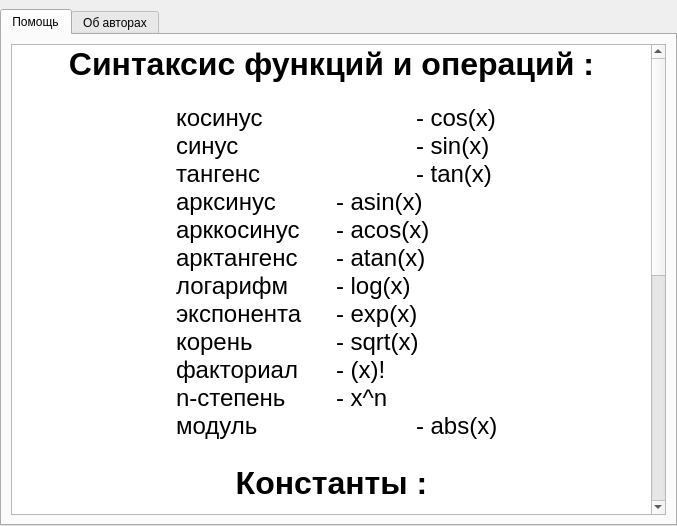
Old version of the form Frames/helpDialogFrame.ui in the repository EgorAlmikeev/ProjectX.
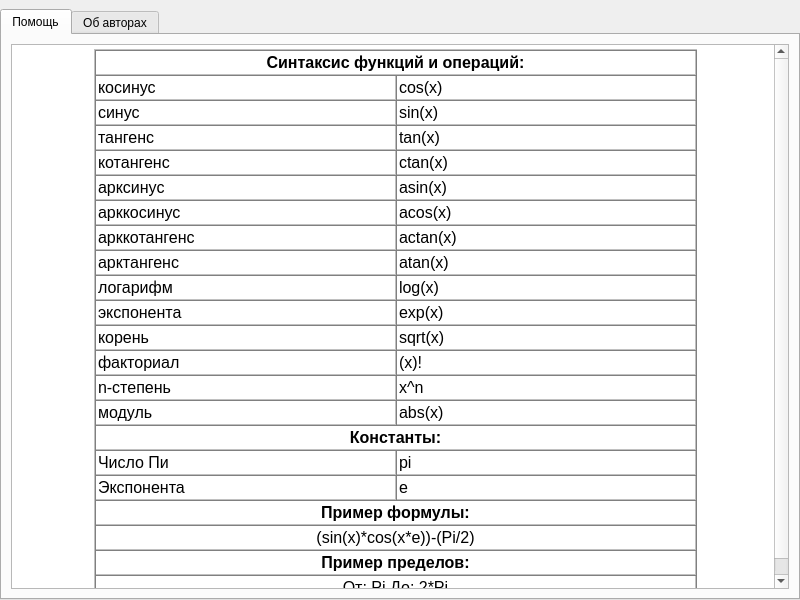
New version of the form. The open tabs and pages were chosen to show the change.

Commit message: апдейт окна помощи

What changed in the file:
```diff
--- a/Frames/helpDialogFrame.ui
+++ b/Frames/helpDialogFrame.ui
@@ -6,13 +6,19 @@
    <rect>
     <x>0</x>
     <y>0</y>
-    <width>677</width>
-    <height>526</height>
+    <width>800</width>
+    <height>600</height>
    </rect>
   </property>
+  <property name="sizePolicy">
+   <sizepolicy hsizetype="Fixed" vsizetype="Preferred">
+    <horstretch>0</horstretch>
+    <verstretch>0</verstretch>
+   </sizepolicy>
+  </property>
   <property name="maximumSize">
    <size>
-    <width>700</width>
+    <width>800</width>
     <height>16777215</height>
    </size>
   </property>
@@ -51,33 +57,106 @@
           <string>&lt;!DOCTYPE HTML PUBLIC &quot;-//W3C//DTD HTML 4.0//EN&quot; &quot;http://www.w3.org/TR/REC-html40/strict.dtd&quot;&gt;
 &lt;html&gt;&lt;head&gt;&lt;meta name=&quot;qrichtext&quot; content=&quot;1&quot; /&gt;&lt;style type=&quot;text/css&quot;&gt;
 p, li { white-space: pre-wrap; }
-&lt;/style&gt;&lt;/head&gt;&lt;body style=&quot; font-family:'.SF NS Text'; font-size:13pt; font-weight:400; font-style:normal;&quot;&gt;
-&lt;p align=&quot;center&quot; style=&quot; margin-top:0px; margin-bottom:0px; margin-left:0px; margin-right:0px; -qt-block-indent:0; text-indent:0px;&quot;&gt;&lt;span style=&quot; font-size:36pt; font-weight:600; vertical-align:super;&quot;&gt;Синтаксис функций и операций :&lt;/span&gt;&lt;/p&gt;
-&lt;p style=&quot; margin-top:0px; margin-bottom:0px; margin-left:0px; margin-right:0px; -qt-block-indent:0; text-indent:0px;&quot;&gt;&lt;span style=&quot; font-size:18pt;&quot;&gt;		косинус 		- cos(x)&lt;/span&gt;&lt;/p&gt;
-&lt;p style=&quot; margin-top:0px; margin-bottom:0px; margin-left:0px; margin-right:0px; -qt-block-indent:0; text-indent:0px;&quot;&gt;&lt;span style=&quot; font-size:18pt;&quot;&gt;		синус     		- sin(x)&lt;/span&gt;&lt;/p&gt;
-&lt;p style=&quot; margin-top:0px; margin-bottom:0px; margin-left:0px; margin-right:0px; -qt-block-indent:0; text-indent:0px;&quot;&gt;&lt;span style=&quot; font-size:18pt;&quot;&gt;		тангенс  		- tan(x)&lt;/span&gt;&lt;/p&gt;
-&lt;p style=&quot; margin-top:0px; margin-bottom:0px; margin-left:0px; margin-right:0px; -qt-block-indent:0; text-indent:0px;&quot;&gt;&lt;span style=&quot; font-size:18pt;&quot;&gt;		арксинус	- asin(x)&lt;/span&gt;&lt;/p&gt;
-&lt;p style=&quot; margin-top:0px; margin-bottom:0px; margin-left:0px; margin-right:0px; -qt-block-indent:0; text-indent:0px;&quot;&gt;&lt;span style=&quot; font-size:18pt;&quot;&gt;		арккосинус	- acos(x)&lt;/span&gt;&lt;/p&gt;
-&lt;p style=&quot; margin-top:0px; margin-bottom:0px; margin-left:0px; margin-right:0px; -qt-block-indent:0; text-indent:0px;&quot;&gt;&lt;span style=&quot; font-size:18pt;&quot;&gt;		арктангенс	- atan(x)&lt;/span&gt;&lt;/p&gt;
-&lt;p style=&quot; margin-top:0px; margin-bottom:0px; margin-left:0px; margin-right:0px; -qt-block-indent:0; text-indent:0px;&quot;&gt;&lt;span style=&quot; font-size:18pt;&quot;&gt;		логарифм	- log(x)&lt;/span&gt;&lt;/p&gt;
-&lt;p style=&quot; margin-top:0px; margin-bottom:0px; margin-left:0px; margin-right:0px; -qt-block-indent:0; text-indent:0px;&quot;&gt;&lt;span style=&quot; font-size:18pt;&quot;&gt;		экспонента	- exp(x)&lt;/span&gt;&lt;/p&gt;
-&lt;p style=&quot; margin-top:0px; margin-bottom:0px; margin-left:0px; margin-right:0px; -qt-block-indent:0; text-indent:0px;&quot;&gt;&lt;span style=&quot; font-size:18pt;&quot;&gt;		корень		- sqrt(x)&lt;/span&gt;&lt;/p&gt;
-&lt;p style=&quot; margin-top:0px; margin-bottom:0px; margin-left:0px; margin-right:0px; -qt-block-indent:0; text-indent:0px;&quot;&gt;&lt;span style=&quot; font-size:18pt;&quot;&gt;		факториал	- (x)!&lt;/span&gt;&lt;/p&gt;
-&lt;p style=&quot; margin-top:0px; margin-bottom:0px; margin-left:0px; margin-right:0px; -qt-block-indent:0; text-indent:0px;&quot;&gt;&lt;span style=&quot; font-size:18pt;&quot;&gt;		n-степень	- x^n&lt;/span&gt;&lt;/p&gt;
-&lt;p style=&quot; margin-top:0px; margin-bottom:0px; margin-left:0px; margin-right:0px; -qt-block-indent:0; text-indent:0px;&quot;&gt;&lt;span style=&quot; font-size:18pt;&quot;&gt;		модуль		- abs(x)&lt;/span&gt;&lt;/p&gt;
-&lt;p style=&quot;-qt-paragraph-type:empty; margin-top:0px; margin-bottom:0px; margin-left:0px; margin-right:0px; -qt-block-indent:0; text-indent:0px; font-size:18pt;&quot;&gt;&lt;br /&gt;&lt;/p&gt;
-&lt;p align=&quot;center&quot; style=&quot; margin-top:0px; margin-bottom:0px; margin-left:0px; margin-right:0px; -qt-block-indent:0; text-indent:0px;&quot;&gt;&lt;span style=&quot; font-size:36pt; font-weight:600; vertical-align:super;&quot;&gt;Константы :&lt;/span&gt;&lt;/p&gt;
-&lt;p align=&quot;center&quot; style=&quot; margin-top:0px; margin-bottom:0px; margin-left:0px; margin-right:0px; -qt-block-indent:0; text-indent:0px;&quot;&gt;&lt;span style=&quot; font-size:18pt;&quot;&gt;пи - pi или Pi&lt;/span&gt;&lt;/p&gt;
-&lt;p align=&quot;center&quot; style=&quot; margin-top:0px; margin-bottom:0px; margin-left:0px; margin-right:0px; -qt-block-indent:0; text-indent:0px;&quot;&gt;&lt;span style=&quot; font-size:18pt;&quot;&gt;экспонента - e&lt;/span&gt;&lt;/p&gt;
-&lt;p align=&quot;center&quot; style=&quot;-qt-paragraph-type:empty; margin-top:0px; margin-bottom:0px; margin-left:0px; margin-right:0px; -qt-block-indent:0; text-indent:0px; font-size:18pt;&quot;&gt;&lt;br /&gt;&lt;/p&gt;
-&lt;p align=&quot;center&quot; style=&quot; margin-top:0px; margin-bottom:0px; margin-left:0px; margin-right:0px; -qt-block-indent:0; text-indent:0px;&quot;&gt;&lt;span style=&quot; font-size:36pt; font-weight:600; vertical-align:super;&quot;&gt;Пример формулы :&lt;/span&gt;&lt;/p&gt;
-&lt;p align=&quot;center&quot; style=&quot; margin-top:0px; margin-bottom:0px; margin-left:0px; margin-right:0px; -qt-block-indent:0; text-indent:0px;&quot;&gt;&lt;span style=&quot; font-size:18pt;&quot;&gt;(sin(x) * cos(x * e)) - (Pi / 2)&lt;/span&gt;&lt;/p&gt;
-&lt;p align=&quot;center&quot; style=&quot;-qt-paragraph-type:empty; margin-top:0px; margin-bottom:0px; margin-left:0px; margin-right:0px; -qt-block-indent:0; text-indent:0px; font-size:18pt;&quot;&gt;&lt;br /&gt;&lt;/p&gt;
-&lt;p align=&quot;center&quot; style=&quot; margin-top:0px; margin-bottom:0px; margin-left:0px; margin-right:0px; -qt-block-indent:0; text-indent:0px;&quot;&gt;&lt;span style=&quot; font-size:36pt; font-weight:600; vertical-align:super;&quot;&gt;Пример пределов :&lt;/span&gt;&lt;/p&gt;
-&lt;p align=&quot;center&quot; style=&quot; margin-top:0px; margin-bottom:0px; margin-left:0px; margin-right:0px; -qt-block-indent:0; text-indent:0px;&quot;&gt;&lt;span style=&quot; font-size:18pt;&quot;&gt;От : Pi	До : 2 * Pi&lt;/span&gt;&lt;/p&gt;
-&lt;p align=&quot;center&quot; style=&quot;-qt-paragraph-type:empty; margin-top:0px; margin-bottom:0px; margin-left:0px; margin-right:0px; -qt-block-indent:0; text-indent:0px; font-size:18pt;&quot;&gt;&lt;br /&gt;&lt;/p&gt;
-&lt;p align=&quot;center&quot; style=&quot; margin-top:0px; margin-bottom:0px; margin-left:0px; margin-right:0px; -qt-block-indent:0; text-indent:0px;&quot;&gt;&lt;span style=&quot; font-size:36pt; font-weight:600; vertical-align:super;&quot;&gt;Возможные ответы :&lt;/span&gt;&lt;/p&gt;
-&lt;p style=&quot; margin-top:0px; margin-bottom:0px; margin-left:0px; margin-right:0px; -qt-block-indent:0; text-indent:0px;&quot;&gt;&lt;span style=&quot; font-size:18pt; font-weight:600;&quot;&gt;Ошибка времени выполнения&lt;/span&gt;&lt;span style=&quot; font-size:18pt;&quot;&gt; – формулу не удалось вычислить за определённый для неё максимум по времени. Это может означить, например, что вычисляемый интеграл не сходящийся.&lt;/span&gt;&lt;/p&gt;&lt;/body&gt;&lt;/html&gt;</string>
+&lt;/style&gt;&lt;/head&gt;&lt;body style=&quot; font-family:'MS Shell Dlg 2'; font-size:8pt; font-weight:400; font-style:normal;&quot;&gt;
+&lt;table border=&quot;1&quot; style=&quot; margin-top:0px; margin-bottom:0px; margin-left:0px; margin-right:0px;&quot; align=&quot;center&quot; width=&quot;80%&quot; cellspacing=&quot;0&quot; cellpadding=&quot;2&quot;&gt;
+&lt;tr&gt;
+&lt;td colspan=&quot;2&quot;&gt;
+&lt;p align=&quot;center&quot; style=&quot; margin-top:0px; margin-bottom:0px; margin-left:0px; margin-right:0px; -qt-block-indent:0; text-indent:0px;&quot;&gt;&lt;span style=&quot; font-size:12pt; font-weight:600;&quot;&gt;Синтаксис функций и операций:&lt;/span&gt;&lt;/p&gt;&lt;/td&gt;&lt;/tr&gt;
+&lt;tr&gt;
+&lt;td&gt;
+&lt;p style=&quot; margin-top:0px; margin-bottom:0px; margin-left:0px; margin-right:0px; -qt-block-indent:0; text-indent:0px;&quot;&gt;&lt;span style=&quot; font-size:12pt;&quot;&gt;косинус&lt;/span&gt;&lt;/p&gt;&lt;/td&gt;
+&lt;td&gt;
+&lt;p style=&quot; margin-top:0px; margin-bottom:0px; margin-left:0px; margin-right:0px; -qt-block-indent:0; text-indent:0px;&quot;&gt;&lt;span style=&quot; font-size:12pt;&quot;&gt;cos(x)&lt;/span&gt;&lt;/p&gt;&lt;/td&gt;&lt;/tr&gt;
+&lt;tr&gt;
+&lt;td&gt;
+&lt;p style=&quot; margin-top:0px; margin-bottom:0px; margin-left:0px; margin-right:0px; -qt-block-indent:0; text-indent:0px;&quot;&gt;&lt;span style=&quot; font-size:12pt;&quot;&gt;синус&lt;/span&gt;&lt;/p&gt;&lt;/td&gt;
+&lt;td&gt;
+&lt;p style=&quot; margin-top:0px; margin-bottom:0px; margin-left:0px; margin-right:0px; -qt-block-indent:0; text-indent:0px;&quot;&gt;&lt;span style=&quot; font-size:12pt;&quot;&gt;sin(x)&lt;/span&gt;&lt;/p&gt;&lt;/td&gt;&lt;/tr&gt;
+&lt;tr&gt;
+&lt;td&gt;
+&lt;p style=&quot; margin-top:0px; margin-bottom:0px; margin-left:0px; margin-right:0px; -qt-block-indent:0; text-indent:0px;&quot;&gt;&lt;span style=&quot; font-size:12pt;&quot;&gt;тангенс&lt;/span&gt;&lt;/p&gt;&lt;/td&gt;
+&lt;td&gt;
+&lt;p style=&quot; margin-top:0px; margin-bottom:0px; margin-left:0px; margin-right:0px; -qt-block-indent:0; text-indent:0px;&quot;&gt;&lt;span style=&quot; font-size:12pt;&quot;&gt;tan(x)&lt;/span&gt;&lt;/p&gt;&lt;/td&gt;&lt;/tr&gt;
+&lt;tr&gt;
+&lt;td&gt;
+&lt;p style=&quot; margin-top:0px; margin-bottom:0px; margin-left:0px; margin-right:0px; -qt-block-indent:0; text-indent:0px;&quot;&gt;&lt;span style=&quot; font-size:12pt;&quot;&gt;котангенс&lt;/span&gt;&lt;/p&gt;&lt;/td&gt;
+&lt;td&gt;
+&lt;p style=&quot; margin-top:0px; margin-bottom:0px; margin-left:0px; margin-right:0px; -qt-block-indent:0; text-indent:0px;&quot;&gt;&lt;span style=&quot; font-size:12pt;&quot;&gt;ctan(x)&lt;/span&gt;&lt;/p&gt;&lt;/td&gt;&lt;/tr&gt;
+&lt;tr&gt;
+&lt;td&gt;
+&lt;p style=&quot; margin-top:0px; margin-bottom:0px; margin-left:0px; margin-right:0px; -qt-block-indent:0; text-indent:0px;&quot;&gt;&lt;span style=&quot; font-size:12pt;&quot;&gt;арксинус&lt;/span&gt;&lt;/p&gt;&lt;/td&gt;
+&lt;td&gt;
+&lt;p style=&quot; margin-top:0px; margin-bottom:0px; margin-left:0px; margin-right:0px; -qt-block-indent:0; text-indent:0px;&quot;&gt;&lt;span style=&quot; font-size:12pt;&quot;&gt;asin(x)&lt;/span&gt;&lt;/p&gt;&lt;/td&gt;&lt;/tr&gt;
+&lt;tr&gt;
+&lt;td&gt;
+&lt;p style=&quot; margin-top:0px; margin-bottom:0px; margin-left:0px; margin-right:0px; -qt-block-indent:0; text-indent:0px;&quot;&gt;&lt;span style=&quot; font-size:12pt;&quot;&gt;арккосинус&lt;/span&gt;&lt;/p&gt;&lt;/td&gt;
+&lt;td&gt;
+&lt;p style=&quot; margin-top:0px; margin-bottom:0px; margin-left:0px; margin-right:0px; -qt-block-indent:0; text-indent:0px;&quot;&gt;&lt;span style=&quot; font-size:12pt;&quot;&gt;acos(x)&lt;/span&gt;&lt;/p&gt;&lt;/td&gt;&lt;/tr&gt;
+&lt;tr&gt;
+&lt;td&gt;
+&lt;p style=&quot; margin-top:0px; margin-bottom:0px; margin-left:0px; margin-right:0px; -qt-block-indent:0; text-indent:0px;&quot;&gt;&lt;span style=&quot; font-size:12pt;&quot;&gt;арккотангенс&lt;/span&gt;&lt;/p&gt;&lt;/td&gt;
+&lt;td&gt;
+&lt;p style=&quot; margin-top:0px; margin-bottom:0px; margin-left:0px; margin-right:0px; -qt-block-indent:0; text-indent:0px;&quot;&gt;&lt;span style=&quot; font-size:12pt;&quot;&gt;aсtan(x)&lt;/span&gt;&lt;/p&gt;&lt;/td&gt;&lt;/tr&gt;
+&lt;tr&gt;
+&lt;td&gt;
+&lt;p style=&quot; margin-top:0px; margin-bottom:0px; margin-left:0px; margin-right:0px; -qt-block-indent:0; text-indent:0px;&quot;&gt;&lt;span style=&quot; font-size:12pt;&quot;&gt;арктангенс&lt;/span&gt;&lt;/p&gt;&lt;/td&gt;
+&lt;td&gt;
+&lt;p style=&quot; margin-top:0px; margin-bottom:0px; margin-left:0px; margin-right:0px; -qt-block-indent:0; text-indent:0px;&quot;&gt;&lt;span style=&quot; font-size:12pt;&quot;&gt;atan(x)&lt;/span&gt;&lt;/p&gt;&lt;/td&gt;&lt;/tr&gt;
+&lt;tr&gt;
+&lt;td&gt;
+&lt;p style=&quot; margin-top:0px; margin-bottom:0px; margin-left:0px; margin-right:0px; -qt-block-indent:0; text-indent:0px;&quot;&gt;&lt;span style=&quot; font-size:12pt;&quot;&gt;логарифм&lt;/span&gt;&lt;/p&gt;&lt;/td&gt;
+&lt;td&gt;
+&lt;p style=&quot; margin-top:0px; margin-bottom:0px; margin-left:0px; margin-right:0px; -qt-block-indent:0; text-indent:0px;&quot;&gt;&lt;span style=&quot; font-size:12pt;&quot;&gt;log(x)&lt;/span&gt;&lt;/p&gt;&lt;/td&gt;&lt;/tr&gt;
+&lt;tr&gt;
+&lt;td&gt;
+&lt;p style=&quot; margin-top:0px; margin-bottom:0px; margin-left:0px; margin-right:0px; -qt-block-indent:0; text-indent:0px;&quot;&gt;&lt;span style=&quot; font-size:12pt;&quot;&gt;экспонента&lt;/span&gt;&lt;/p&gt;&lt;/td&gt;
+&lt;td&gt;
+&lt;p style=&quot; margin-top:0px; margin-bottom:0px; margin-left:0px; margin-right:0px; -qt-block-indent:0; text-indent:0px;&quot;&gt;&lt;span style=&quot; font-size:12pt;&quot;&gt;exp(x)&lt;/span&gt;&lt;/p&gt;&lt;/td&gt;&lt;/tr&gt;
+&lt;tr&gt;
+&lt;td&gt;
+&lt;p style=&quot; margin-top:0px; margin-bottom:0px; margin-left:0px; margin-right:0px; -qt-block-indent:0; text-indent:0px;&quot;&gt;&lt;span style=&quot; font-size:12pt;&quot;&gt;корень&lt;/span&gt;&lt;/p&gt;&lt;/td&gt;
+&lt;td&gt;
+&lt;p style=&quot; margin-top:0px; margin-bottom:0px; margin-left:0px; margin-right:0px; -qt-block-indent:0; text-indent:0px;&quot;&gt;&lt;span style=&quot; font-size:12pt;&quot;&gt;sqrt(x)&lt;/span&gt;&lt;/p&gt;&lt;/td&gt;&lt;/tr&gt;
+&lt;tr&gt;
+&lt;td&gt;
+&lt;p style=&quot; margin-top:0px; margin-bottom:0px; margin-left:0px; margin-right:0px; -qt-block-indent:0; text-indent:0px;&quot;&gt;&lt;span style=&quot; font-size:12pt;&quot;&gt;факториал&lt;/span&gt;&lt;/p&gt;&lt;/td&gt;
+&lt;td&gt;
+&lt;p style=&quot; margin-top:0px; margin-bottom:0px; margin-left:0px; margin-right:0px; -qt-block-indent:0; text-indent:0px;&quot;&gt;&lt;span style=&quot; font-size:12pt;&quot;&gt;(x)!&lt;/span&gt;&lt;/p&gt;&lt;/td&gt;&lt;/tr&gt;
+&lt;tr&gt;
+&lt;td&gt;
+&lt;p style=&quot; margin-top:0px; margin-bottom:0px; margin-left:0px; margin-right:0px; -qt-block-indent:0; text-indent:0px;&quot;&gt;&lt;span style=&quot; font-size:12pt;&quot;&gt;n-степень&lt;/span&gt;&lt;/p&gt;&lt;/td&gt;
+&lt;td&gt;
+&lt;p style=&quot; margin-top:0px; margin-bottom:0px; margin-left:0px; margin-right:0px; -qt-block-indent:0; text-indent:0px;&quot;&gt;&lt;span style=&quot; font-size:12pt;&quot;&gt;x^n&lt;/span&gt;&lt;/p&gt;&lt;/td&gt;&lt;/tr&gt;
+&lt;tr&gt;
+&lt;td&gt;
+&lt;p style=&quot; margin-top:0px; margin-bottom:0px; margin-left:0px; margin-right:0px; -qt-block-indent:0; text-indent:0px;&quot;&gt;&lt;span style=&quot; font-size:12pt;&quot;&gt;модуль&lt;/span&gt;&lt;/p&gt;&lt;/td&gt;
+&lt;td&gt;
+&lt;p style=&quot; margin-top:0px; margin-bottom:0px; margin-left:0px; margin-right:0px; -qt-block-indent:0; text-indent:0px;&quot;&gt;&lt;span style=&quot; font-size:12pt;&quot;&gt;abs(x)&lt;/span&gt;&lt;/p&gt;&lt;/td&gt;&lt;/tr&gt;
+&lt;tr&gt;
+&lt;td colspan=&quot;2&quot;&gt;
+&lt;p align=&quot;center&quot; style=&quot; margin-top:0px; margin-bottom:0px; margin-left:0px; margin-right:0px; -qt-block-indent:0; text-indent:0px;&quot;&gt;&lt;span style=&quot; font-size:12pt; font-weight:600;&quot;&gt;Константы:&lt;/span&gt;&lt;/p&gt;&lt;/td&gt;&lt;/tr&gt;
+&lt;tr&gt;
+&lt;td&gt;
+&lt;p style=&quot; margin-top:0px; margin-bottom:0px; margin-left:0px; margin-right:0px; -qt-block-indent:0; text-indent:0px;&quot;&gt;&lt;span style=&quot; font-size:12pt;&quot;&gt;Число Пи&lt;/span&gt;&lt;/p&gt;&lt;/td&gt;
+&lt;td&gt;
+&lt;p style=&quot; margin-top:0px; margin-bottom:0px; margin-left:0px; margin-right:0px; -qt-block-indent:0; text-indent:0px;&quot;&gt;&lt;span style=&quot; font-size:12pt;&quot;&gt;pi&lt;/span&gt;&lt;/p&gt;&lt;/td&gt;&lt;/tr&gt;
+&lt;tr&gt;
+&lt;td&gt;
+&lt;p style=&quot; margin-top:0px; margin-bottom:0px; margin-left:0px; margin-right:0px; -qt-block-indent:0; text-indent:0px;&quot;&gt;&lt;span style=&quot; font-size:12pt;&quot;&gt;Экспонента&lt;/span&gt;&lt;/p&gt;&lt;/td&gt;
+&lt;td&gt;
+&lt;p style=&quot; margin-top:0px; margin-bottom:0px; margin-left:0px; margin-right:0px; -qt-block-indent:0; text-indent:0px;&quot;&gt;&lt;span style=&quot; font-size:12pt;&quot;&gt;e&lt;/span&gt;&lt;/p&gt;&lt;/td&gt;&lt;/tr&gt;
+&lt;tr&gt;
+&lt;td colspan=&quot;2&quot;&gt;
+&lt;p align=&quot;center&quot; style=&quot; margin-top:0px; margin-bottom:0px; margin-left:0px; margin-right:0px; -qt-block-indent:0; text-indent:0px;&quot;&gt;&lt;span style=&quot; font-size:12pt; font-weight:600;&quot;&gt;Пример формулы:&lt;/span&gt;&lt;/p&gt;&lt;/td&gt;&lt;/tr&gt;
+&lt;tr&gt;
+&lt;td colspan=&quot;2&quot;&gt;
+&lt;p align=&quot;center&quot; style=&quot; margin-top:0px; margin-bottom:0px; margin-left:0px; margin-right:0px; -qt-block-indent:0; text-indent:0px;&quot;&gt;&lt;span style=&quot; font-size:12pt;&quot;&gt;(sin(x)*cos(x*e))-(Pi/2)&lt;/span&gt;&lt;/p&gt;&lt;/td&gt;&lt;/tr&gt;
+&lt;tr&gt;
+&lt;td colspan=&quot;2&quot;&gt;
+&lt;p align=&quot;center&quot; style=&quot; margin-top:0px; margin-bottom:0px; margin-left:0px; margin-right:0px; -qt-block-indent:0; text-indent:0px;&quot;&gt;&lt;span style=&quot; font-size:12pt; font-weight:600;&quot;&gt;Пример пределов:&lt;/span&gt;&lt;/p&gt;&lt;/td&gt;&lt;/tr&gt;
+&lt;tr&gt;
+&lt;td colspan=&quot;2&quot;&gt;
+&lt;p align=&quot;center&quot; style=&quot; margin-top:0px; margin-bottom:0px; margin-left:0px; margin-right:0px; -qt-block-indent:0; text-indent:0px;&quot;&gt;&lt;span style=&quot; font-size:12pt;&quot;&gt;От: Pi До: 2*Pi&lt;/span&gt;&lt;/p&gt;&lt;/td&gt;&lt;/tr&gt;&lt;/table&gt;&lt;/body&gt;&lt;/html&gt;</string>
          </property>
         </widget>
        </item>
```
Left out of the diff: 36 changed lines with no effect on the pictures. The commit also changes 2 other files.
